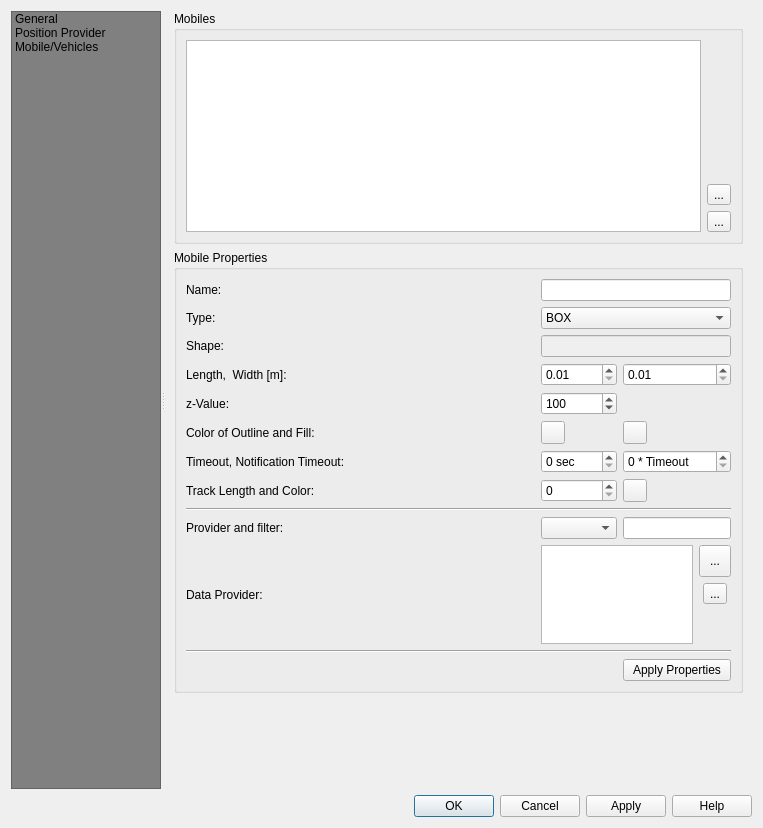
The window that ui/posiview_properties_base.ui (jrenken/qgis-PosiView) describes before a commit, drawn with Qt 5.
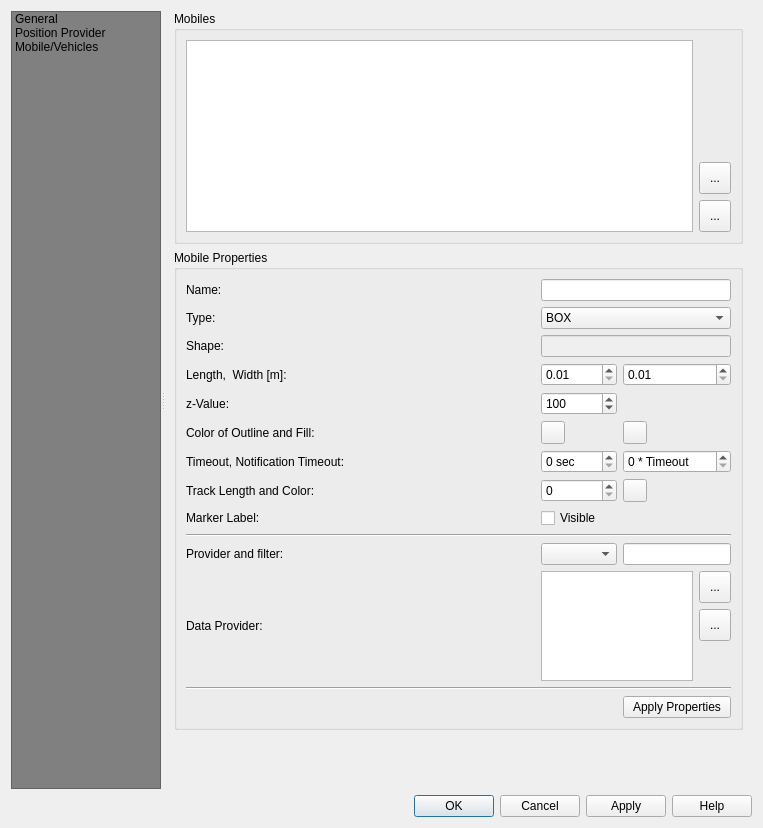
The same window after the commit. The open tabs and pages were chosen to show the change. Icons and pictures are not drawn. Custom widgets are drawn as their Qt base class.

Commit message: make marker label visibility selectable

```diff
--- a/ui/posiview_properties_base.ui
+++ b/ui/posiview_properties_base.ui
@@ -685,6 +685,12 @@
                       </item>
                       <item alignment="Qt::AlignHCenter">
                        <widget class="QToolButton" name="toolButtonAddMobile">
+                        <property name="minimumSize">
+                         <size>
+                          <width>32</width>
+                          <height>32</height>
+                         </size>
+                        </property>
                         <property name="toolTip">
                          <string>Add a new mobile</string>
                         </property>
@@ -702,6 +708,12 @@
                       </item>
                       <item alignment="Qt::AlignHCenter">
                        <widget class="QToolButton" name="toolButtonRemoveMobile">
+                        <property name="minimumSize">
+                         <size>
+                          <width>32</width>
+                          <height>32</height>
+                         </size>
+                        </property>
                         <property name="toolTip">
                          <string>Delete mobile</string>
                         </property>
@@ -753,7 +765,7 @@
                     </property>
                    </widget>
                   </item>
-                  <item row="9" column="1">
+                  <item row="10" column="1">
                    <widget class="QComboBox" name="comboBoxProviders"/>
                   </item>
                   <item row="3" column="1">
@@ -766,7 +778,7 @@
                     </property>
                    </widget>
                   </item>
-                  <item row="10" column="0">
+                  <item row="11" column="0">
                    <widget class="QLabel" name="label_12">
                     <property name="text">
                      <string>Data Provider:</string>
@@ -787,7 +799,7 @@
                     </property>
                    </widget>
                   </item>
-                  <item row="9" column="2">
+                  <item row="10" column="2">
                    <widget class="QLineEdit" name="lineEditProviderFilter">
                     <property name="sizePolicy">
                      <sizepolicy hsizetype="Minimum" vsizetype="Fixed">
@@ -837,7 +849,7 @@
                     </property>
                    </widget>
                   </item>
-                  <item row="10" column="1" colspan="2">
+                  <item row="11" column="1" colspan="2">
                    <layout class="QHBoxLayout" name="horizontalLayout_5">
                     <item>
                      <widget class="QTableView" name="mMobileProviderTableView">
@@ -888,6 +900,12 @@
                       </item>
                       <item alignment="Qt::AlignHCenter">
                        <widget class="QToolButton" name="toolButtonRemoveMobileProvider">
+                        <property name="minimumSize">
+                         <size>
+                          <width>32</width>
+                          <height>32</height>
+                         </size>
+                        </property>
                         <property name="toolTip">
                          <string>Remove provider from list</string>
                         </property>
@@ -995,7 +1013,7 @@
                     </property>
                    </widget>
                   </item>
-                  <item row="8" column="0" colspan="3">
+                  <item row="9" column="0" colspan="3">
                    <widget class="QFrame" name="frame">
                     <property name="frameShape">
                      <enum>QFrame::HLine</enum>
@@ -1028,14 +1046,14 @@
                     </property>
                    </widget>
                   </item>
-                  <item row="9" column="0">
+                  <item row="10" column="0">
                    <widget class="QLabel" name="label_14">
                     <property name="text">
                      <string>Provider and filter:</string>
                     </property>
                    </widget>
                   </item>
-                  <item row="11" column="0" colspan="3">
+                  <item row="12" column="0" colspan="3">
                    <widget class="QFrame" name="frame_2">
                     <property name="frameShape">
                      <enum>QFrame::HLine</enum>
@@ -1045,7 +1063,7 @@
                     </property>
                    </widget>
                   </item>
-                  <item row="12" column="2">
+                  <item row="13" column="2">
                    <widget class="QPushButton" name="pushButtonApplyMobile">
                     <property name="text">
                      <string>Apply Properties</string>
@@ -1069,6 +1087,20 @@
                     </property>
                    </widget>
                   </item>
+                  <item row="8" column="0">
+                   <widget class="QLabel" name="label_4">
+                    <property name="text">
+                     <string>Marker Label:</string>
+                    </property>
+                   </widget>
+                  </item>
+                  <item row="8" column="1">
+                   <widget class="QCheckBox" name="checkBoxShowLabel">
+                    <property name="text">
+                     <string>Visible</string>
+                    </property>
+                   </widget>
+                  </item>
                  </layout>
                 </widget>
                </item>
```
Left out of the diff: 18 changed lines with no effect on the pictures. The commit also changes 2 other files.
